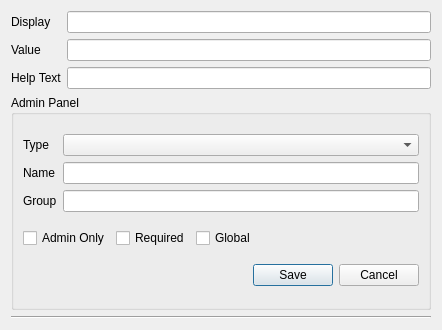
First picture: the form in utils/qtUi/variable_dialog.ui, repository Halicea/hal_automator, before the edit.
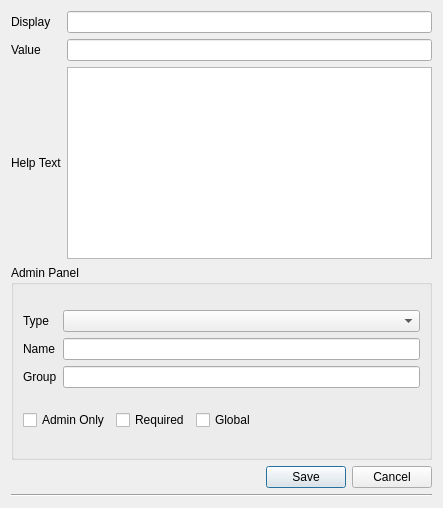
Second picture: the form after the edit.

Commit message: help text is multiline now

```diff
--- a/utils/qtUi/variable_dialog.ui
+++ b/utils/qtUi/variable_dialog.ui
@@ -6,8 +6,8 @@
    <rect>
     <x>0</x>
     <y>0</y>
-    <width>442</width>
-    <height>330</height>
+    <width>443</width>
+    <height>508</height>
    </rect>
   </property>
   <property name="sizePolicy">
@@ -54,15 +54,22 @@
      <item row="4" column="1">
       <widget class="QLineEdit" name="txt_value"/>
      </item>
-     <item row="5" column="0">
+     <item row="6" column="0">
       <widget class="QLabel" name="label_6">
        <property name="text">
         <string>Help Text</string>
        </property>
       </widget>
      </item>
-     <item row="5" column="1">
-      <widget class="QLineEdit" name="txtHelpText"/>
+     <item row="6" column="1">
+      <widget class="QTextEdit" name="txtHelpText">
+       <property name="sizePolicy">
+        <sizepolicy hsizetype="Preferred" vsizetype="Fixed">
+         <horstretch>0</horstretch>
+         <verstretch>0</verstretch>
+        </sizepolicy>
+       </property>
+      </widget>
      </item>
     </layout>
    </item>
@@ -144,6 +151,9 @@
         </item>
        </layout>
       </item>
+     </layout>
+    </widget>
+   </item>
       <item>
        <widget class="QDialogButtonBox" name="buttonBox">
         <property name="orientation">
@@ -152,9 +162,6 @@
         <property name="standardButtons">
          <set>QDialogButtonBox::Cancel|QDialogButtonBox::Save</set>
         </property>
-       </widget>
-      </item>
-     </layout>
     </widget>
    </item>
    <item>
```
Lines whose indentation alone changed are shown as unchanged. The commit also changes 2 other files.
